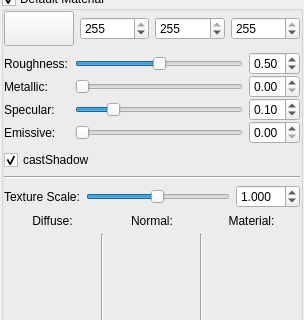
Old version of the form Source/TIMEditor/MeshEditor.ui in the repository williamallas/TIMEngine2; both pictures show x 0 to 304 and y 174 to 494 of the 304 by 620 pixel window.
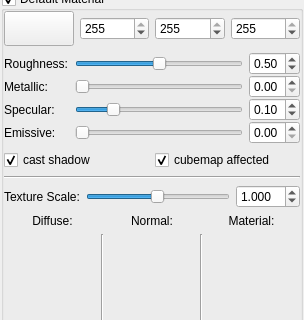
New version of the form. Icons and pictures are not drawn.

Commit message: new cube map affected material parameter

Diff of the .ui file:
```diff
--- a/Source/TIMEditor/MeshEditor.ui
+++ b/Source/TIMEditor/MeshEditor.ui
@@ -379,14 +379,28 @@
        </layout>
       </item>
       <item>
-       <widget class="QCheckBox" name="castShadow">
-        <property name="text">
-         <string>castShadow</string>
-        </property>
-        <property name="checked">
-         <bool>true</bool>
-        </property>
-       </widget>
+       <layout class="QHBoxLayout" name="horizontalLayout_8">
+        <item>
+         <widget class="QCheckBox" name="castShadow">
+          <property name="text">
+           <string>cast shadow</string>
+          </property>
+          <property name="checked">
+           <bool>true</bool>
+          </property>
+         </widget>
+        </item>
+        <item>
+         <widget class="QCheckBox" name="cmAffected">
+          <property name="text">
+           <string>cubemap affected</string>
+          </property>
+          <property name="checked">
+           <bool>true</bool>
+          </property>
+         </widget>
+        </item>
+       </layout>
       </item>
       <item>
        <widget class="Line" name="line">
```
Left out of the diff: 62 changed lines with no effect on the pictures. The commit also changes 18 other files.
